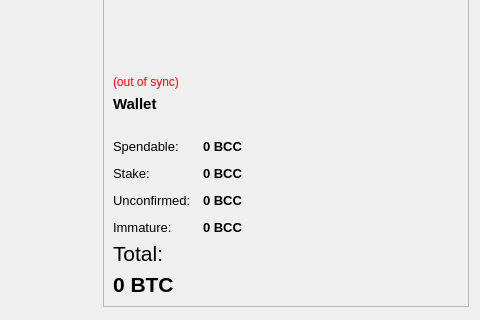
Qt form src/qt/forms/overviewpage.ui (IOEdev/IOEsource) before a commit; both pictures show x 281 to 761 and y 132 to 452 of the 761 by 452 pixel window.
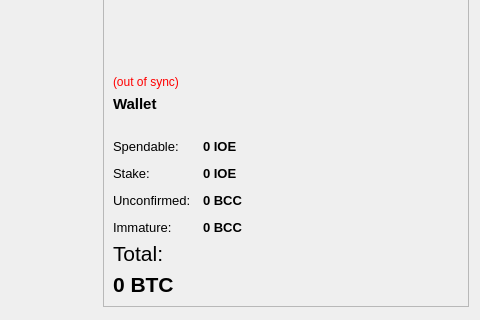
The same form after that commit.

Diff of the .ui file:
```diff
--- a/src/qt/forms/overviewpage.ui
+++ b/src/qt/forms/overviewpage.ui
@@ -198,7 +198,7 @@
              <string>Your current spendable balance</string>
             </property>
             <property name="text">
-             <string notr="true">0 BCC</string>
+             <string notr="true">0 IOE</string>
             </property>
             <property name="textInteractionFlags">
              <set>Qt::LinksAccessibleByMouse|Qt::TextSelectableByKeyboard|Qt::TextSelectableByMouse</set>
@@ -233,7 +233,7 @@
              <string>Total of coins that was staked, and do not yet count toward the current balance</string>
             </property>
             <property name="text">
-             <string notr="true">0 BCC</string>
+             <string notr="true">0 IOE</string>
             </property>
             <property name="textInteractionFlags">
              <set>Qt::LinksAccessibleByMouse|Qt::TextSelectableByKeyboard|Qt::TextSelectableByMouse</set>
```
